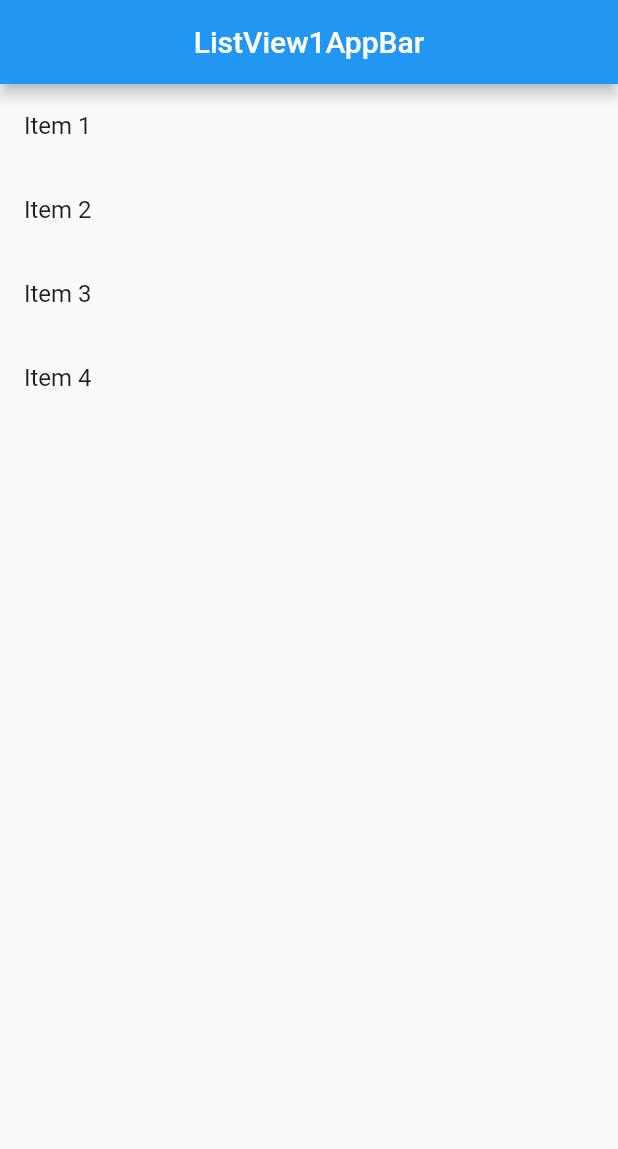
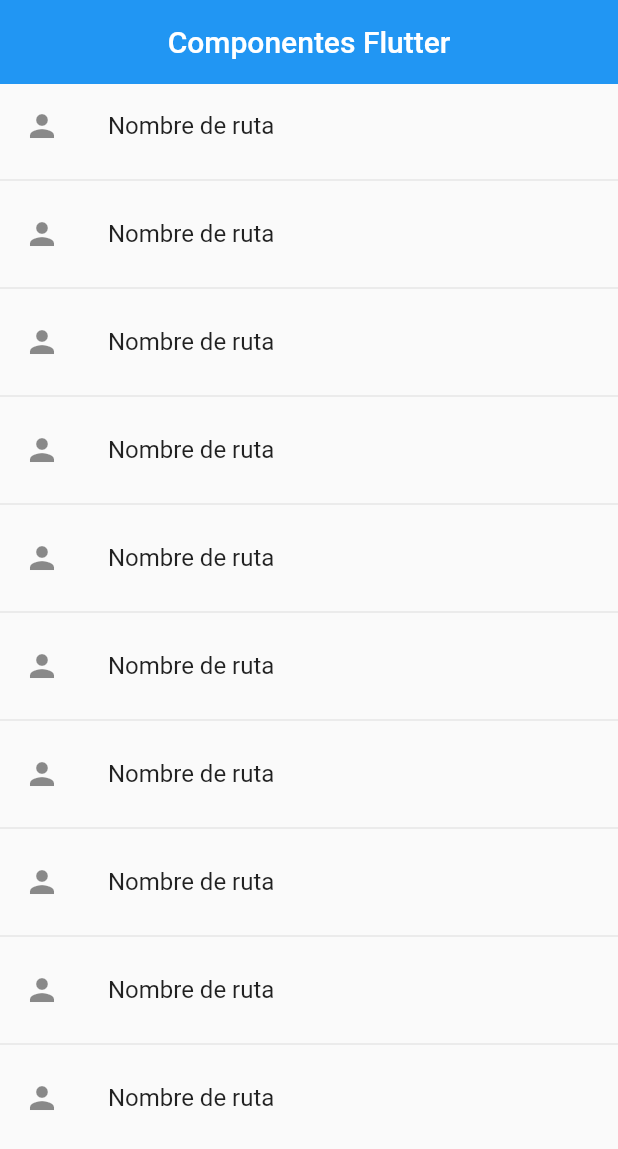
Before and after one commit to echevarneluciano/flutter_componentes, a Flutter app: the screen it shows after launch, on a phone screen of 412 x 824 dp. Shown: the top 1149 px of the screen. Run offline on Flutter 3.47's test engine with Material 2 defaults, Android fonts, the phone set to English and light mode, and no system bars.

```diff
--- a/lib/main.dart
+++ b/lib/main.dart
@@ -1,5 +1,5 @@
 import 'package:flutter/material.dart';
-import 'package:flutter_componentes/screens/listview1.dart';
+import 'package:flutter_componentes/screens/screens.dart';
 
 void main() => runApp(const MyApp());
 
@@ -8,10 +8,17 @@ class MyApp extends StatelessWidget {
 
   @override
   Widget build(BuildContext context) {
-    return const MaterialApp(
+    return MaterialApp(
       debugShowCheckedModeBanner: false,
       title: 'Material App',
-      home: ListView1Screen(),
+      initialRoute: 'home',
+      routes: {
+        'home': (BuildContext context) => const HomeScreen(),
+        'card': (BuildContext context) => const CardScreen(),
+        'alert': (BuildContext context) => const AlertScreen(),
+        'listview1': (BuildContext context) => const ListView1Screen(),
+        'listview2': (BuildContext context) => const ListView2Screen(),
+      },
     );
   }
 }
--- /dev/null
+++ b/lib/screens/home_screen.dart
@@ -0,0 +1,26 @@
+import 'package:flutter/material.dart';
+
+class HomeScreen extends StatelessWidget {
+  const HomeScreen({Key? key}) : super(key: key);
+
+  @override
+  Widget build(BuildContext context) {
+    return Scaffold(
+      appBar: AppBar(
+        title: Text('Componentes Flutter'),
+        centerTitle: true,
+        elevation: 0,
+      ),
+      body: ListView.separated(
+          itemBuilder: (context, index) => ListTile(
+                leading: Icon(Icons.person),
+                title: Text('Nombre de ruta'),
+                onTap: () => Navigator.pushNamed(context, 'card'),
+              ),
+          separatorBuilder: (_, __) {
+            return Divider();
+          },
+          itemCount: 10),
+    );
+  }
+}
--- a/lib/screens/listview1.dart
+++ b/lib/screens/listview1.dart
@@ -12,7 +12,11 @@ class ListView1Screen extends StatelessWidget {
         for (var item in lista)
           ListTile(
             title: Text(item),
+            trailing: const Icon(Icons.arrow_forward_ios),
           ),
+        Divider(
+          color: Colors.black,
+        ),
       ]),
     );
   }
--- /dev/null
+++ b/lib/screens/screens.dart
@@ -0,0 +1,5 @@
+export 'package:flutter_componentes/screens/alert_screen.dart';
+export 'package:flutter_componentes/screens/card_screen.dart';
+export 'package:flutter_componentes/screens/listview1.dart';
+export 'package:flutter_componentes/screens/listview2.dart';
+export 'package:flutter_componentes/screens/home_screen.dart';
```
Also changed, not shown: lib/screens/alert_screen.dart (added, +14 -0 lines), lib/screens/card_screen.dart (added, +14 -0 lines), lib/screens/listview2.dart (added, +33 -0 lines).
